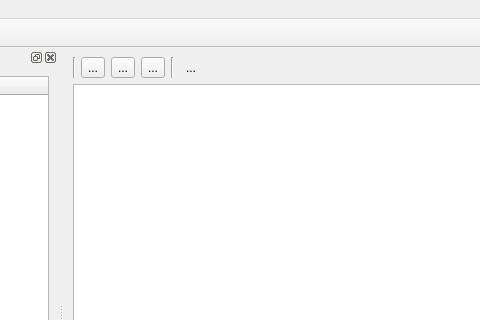
Old version of the form bAdmin/mainwindow.ui in the repository arcirk/bAdmin; both pictures show x 216 to 696 and y 0 to 320 of the 800 by 600 pixel window.
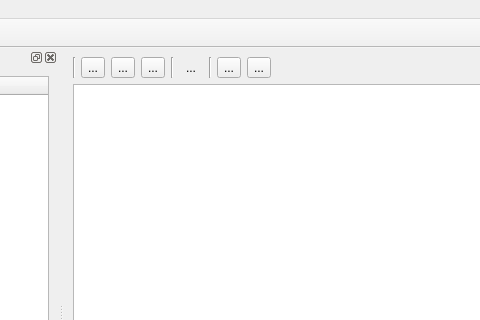
New version of the form. Icons and pictures are not drawn.

Diff of the .ui file:
```diff
--- a/bAdmin/mainwindow.ui
+++ b/bAdmin/mainwindow.ui
@@ -127,6 +127,53 @@
          </property>
         </widget>
        </item>
+       <item>
+        <widget class="QLabel" name="label_3">
+         <property name="maximumSize">
+          <size>
+           <width>2</width>
+           <height>16777215</height>
+          </size>
+         </property>
+         <property name="frameShape">
+          <enum>QFrame::VLine</enum>
+         </property>
+         <property name="frameShadow">
+          <enum>QFrame::Sunken</enum>
+         </property>
+         <property name="text">
+          <string/>
+         </property>
+        </widget>
+       </item>
+       <item>
+        <widget class="QToolButton" name="btnDataImport">
+         <property name="toolTip">
+          <string>Импорт</string>
+         </property>
+         <property name="text">
+          <string>...</string>
+         </property>
+         <property name="icon">
+          <iconset resource="resurses.qrc">
+           <normaloff>:/img/importFromDatabase.png</normaloff>:/img/importFromDatabase.png</iconset>
+         </property>
+        </widget>
+       </item>
+       <item>
+        <widget class="QToolButton" name="btnDataExport">
+         <property name="toolTip">
+          <string>Экспорт</string>
+         </property>
+         <property name="text">
+          <string>...</string>
+         </property>
+         <property name="icon">
+          <iconset resource="resurses.qrc">
+           <normaloff>:/img/exportKeysToDatabase.png</normaloff>:/img/exportKeysToDatabase.png</iconset>
+         </property>
+        </widget>
+       </item>
        <item>
         <spacer name="horizontalSpacer">
          <property name="orientation">
```
Left out of the diff: 18 changed lines with no effect on the pictures.
